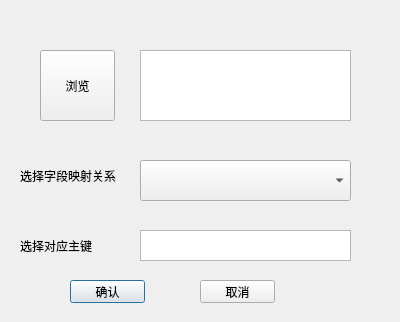
First picture: the form in updatebookdialog.ui, repository hclspring/AssetTableManager, before the edit.
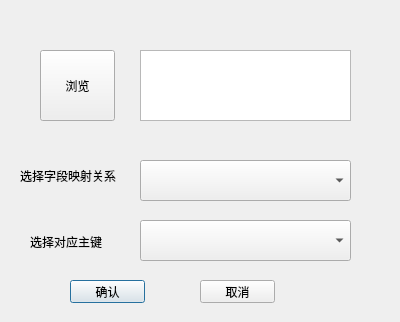
Second picture: the form after the edit.

```diff
--- a/updatebookdialog.ui
+++ b/updatebookdialog.ui
@@ -88,8 +88,8 @@
   <widget class="QLabel" name="label_2">
    <property name="geometry">
     <rect>
-     <x>20</x>
-     <y>230</y>
+     <x>30</x>
+     <y>226</y>
      <width>101</width>
      <height>31</height>
     </rect>
@@ -98,15 +98,18 @@
     <string>选择对应主键</string>
    </property>
   </widget>
-  <widget class="QTextEdit" name="primaryKeyEdit">
+  <widget class="QComboBox" name="primaryKeyComboBox">
    <property name="geometry">
     <rect>
      <x>140</x>
-     <y>230</y>
+     <y>220</y>
      <width>211</width>
-     <height>31</height>
+     <height>41</height>
     </rect>
    </property>
+   <property name="currentText">
+    <string/>
+   </property>
   </widget>
  </widget>
  <resources/>
```
Left out of the diff: 4 changed lines with no effect on the pictures.
